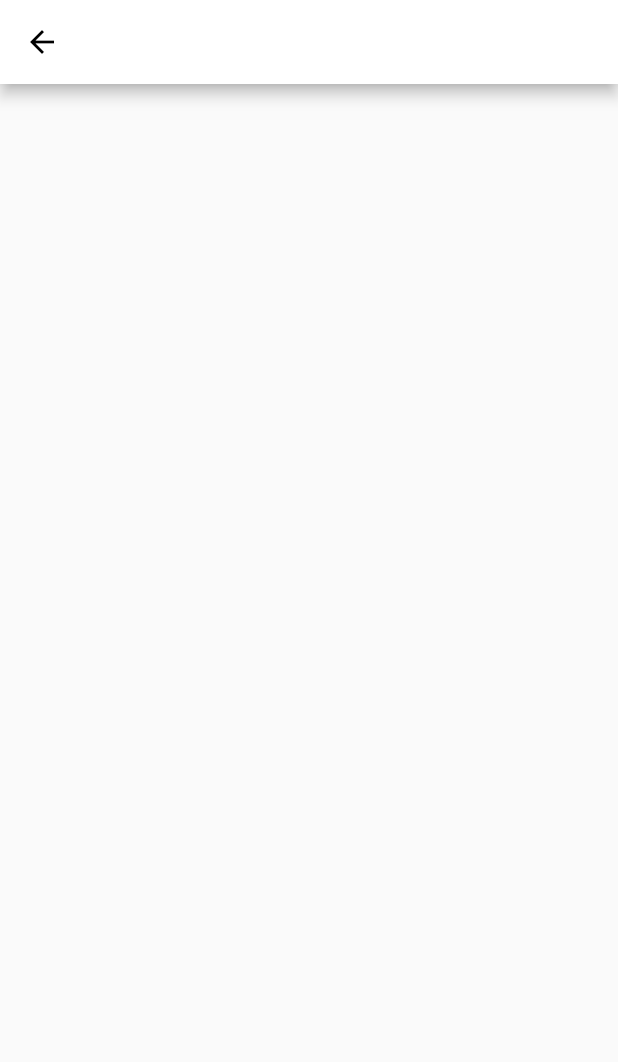
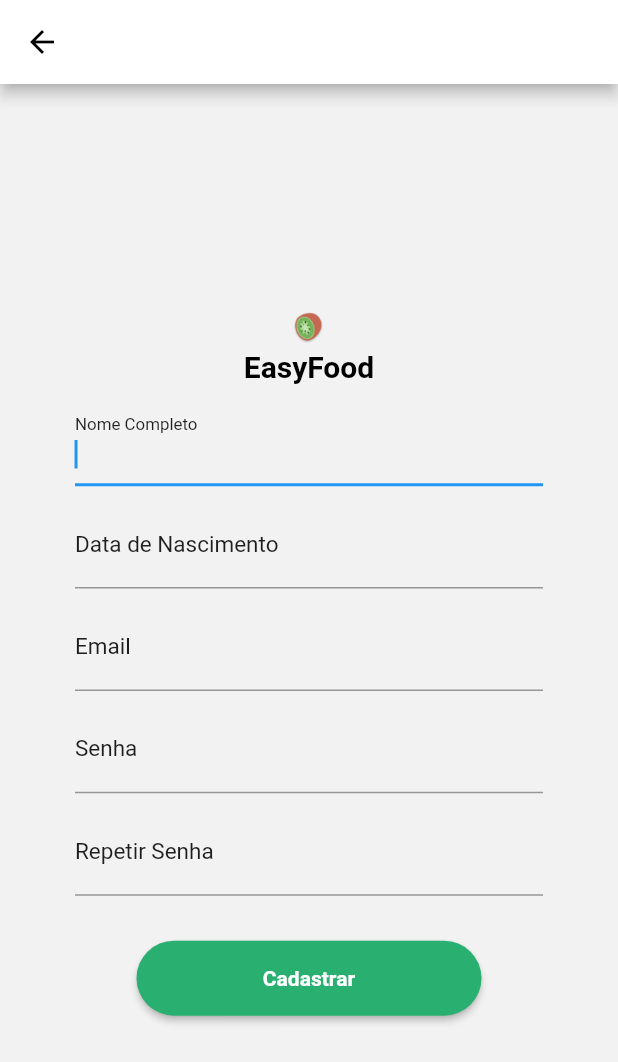
Before and after one commit to marialuisacampos/pisi3_e_dsi, a Flutter app: the SignUpPage screen opened directly, on a phone screen of 412 x 824 dp. Shown: the top 1062 px of the screen. Run offline on Flutter 3.47's test engine with Material 2 defaults, Android fonts, the light colour scheme and no system bars.

Commit message:
input, logo e botoes de cadastro

```diff
--- a/dsi/easyfood/lib/pages/signupPage.dart
+++ b/dsi/easyfood/lib/pages/signupPage.dart
@@ -1,3 +1,5 @@
+import 'dart:io';
+import 'package:easyfood/pages/signinPage.dart';
 import 'package:flutter/material.dart';
 
 class SignUpPage extends StatefulWidget {
@@ -9,6 +11,7 @@ class _SignUpPageState extends State<SignUpPage> {
   @override
   Widget build(BuildContext context) {
     return Scaffold(
+        backgroundColor: Color(0xfff2f2f2),
         appBar: AppBar(
           leading: new IconButton(
             icon: new Icon(Icons.arrow_back),
@@ -17,7 +20,112 @@ class _SignUpPageState extends State<SignUpPage> {
           ),
           backgroundColor: Colors.white,
         ),
-      // body: ...
-    );
+        body: Padding(
+          child: Center(
+            child: Column(
+                mainAxisAlignment: MainAxisAlignment.center,
+                children: <Widget>[
+                  Container(
+                    height: 30,
+                    width: 30,
+                    decoration: BoxDecoration(
+                        image: DecorationImage(
+                            image: AssetImage(
+                              "assets/images/logotipo.jpg",
+                            ),
+                            fit: BoxFit.fill)),
+                  ),
+                  Text(
+                    "EasyFood",
+                    style: const TextStyle(
+                      color: Colors.black,
+                      fontSize: 20,
+                      fontWeight: FontWeight.bold,
+                    ),
+                  ),
+                  SizedBox(height: 10),
+                  TextFormField(
+                    autofocus: true,
+                    keyboardType: TextInputType.text,
+                    decoration: InputDecoration(
+                        labelText: "Nome Completo",
+                        labelStyle: TextStyle(
+                            color: Color.fromRGBO(30, 30, 30, 100),
+                            fontSize: 15)),
+                  ),
+                  SizedBox(
+                    height: 10,
+                  ),
+                  TextFormField(
+                    autofocus: true,
+                    keyboardType: TextInputType.text,
+                    decoration: InputDecoration(
+                        labelText: "Data de Nascimento",
+                        labelStyle: TextStyle(
+                            color: Color.fromRGBO(30, 30, 30, 100),
+                            fontSize: 15)),
+                  ),
+                  SizedBox(
+                    height: 10,
+                  ),
+                  TextFormField(
+                    autofocus: true,
+                    keyboardType: TextInputType.emailAddress,
+                    decoration: InputDecoration(
+                        labelText: "Email",
+                        labelStyle: TextStyle(
+                            color: Color.fromRGBO(30, 30, 30, 100),
+                            fontSize: 15)),
+                  ),
+                  SizedBox(
+                    height: 10,
+                  ),
+                  TextFormField(
+                    autofocus: true,
+                    keyboardType: TextInputType.text,
+                    obscureText: true,
+                    decoration: InputDecoration(
+                        labelText: "Senha",
+                        labelStyle: TextStyle(
+                            color: Color.fromRGBO(30, 30, 30, 100),
+                            fontSize: 15)),
+                  ),
+                  SizedBox(height: 10),
+                  TextFormField(
+                    autofocus: true,
+                    keyboardType: TextInputType.text,
+                    obscureText: true,
+                    decoration: InputDecoration(
+                        labelText: "Repetir Senha",
+                        labelStyle: TextStyle(
+                            color: Color.fromRGBO(30, 30, 30, 100),
+                            fontSize: 15)),
+                  ),
+                  SizedBox(height: 30),
+                  Container(
+                    height: 50.0,
+                    width: 230.0,
+                    child: ElevatedButton(
+                      child: Text('Cadastrar'),
+                      style: ElevatedButton.styleFrom(
+                          shape: RoundedRectangleBorder(
+                              borderRadius: BorderRadius.circular(30)),
+                          backgroundColor: Color(0xff29af6f),
+                          textStyle: const TextStyle(
+                              color: Colors.white,
+                              fontStyle: FontStyle.normal,
+                              fontWeight: FontWeight.bold)),
+                      onPressed: () {
+                        Navigator.push(
+                            context,
+                            MaterialPageRoute(
+                                builder: (context) => SignInPage()));
+                      },
+                    ),
+                  ),
+                ]),
+          ),
+          padding: EdgeInsets.all(50),
+        ));
   }
 }
```
Lines whose indentation alone changed are shown as unchanged.
